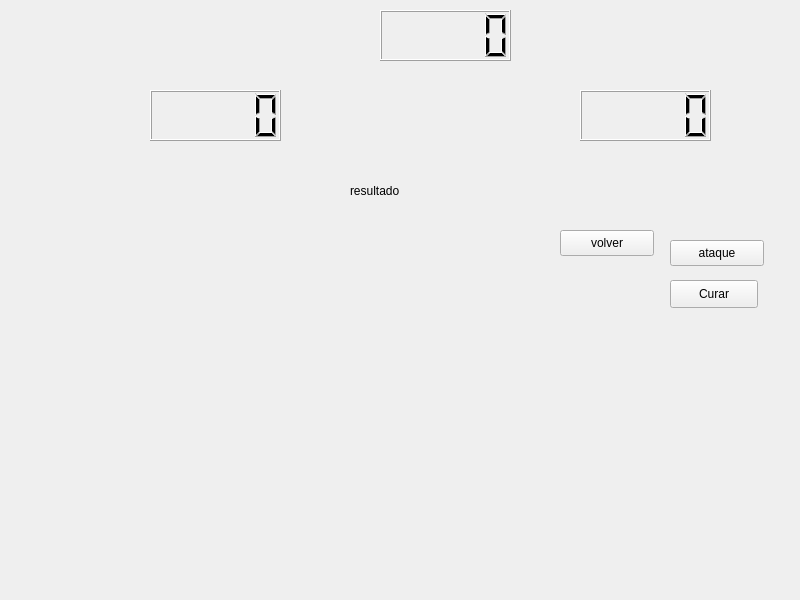
The window that PrayToWin/mainwindow.ui (tomachiro/proyecto-tel102-Pray-to-Win) describes before a commit, drawn with Qt 5.
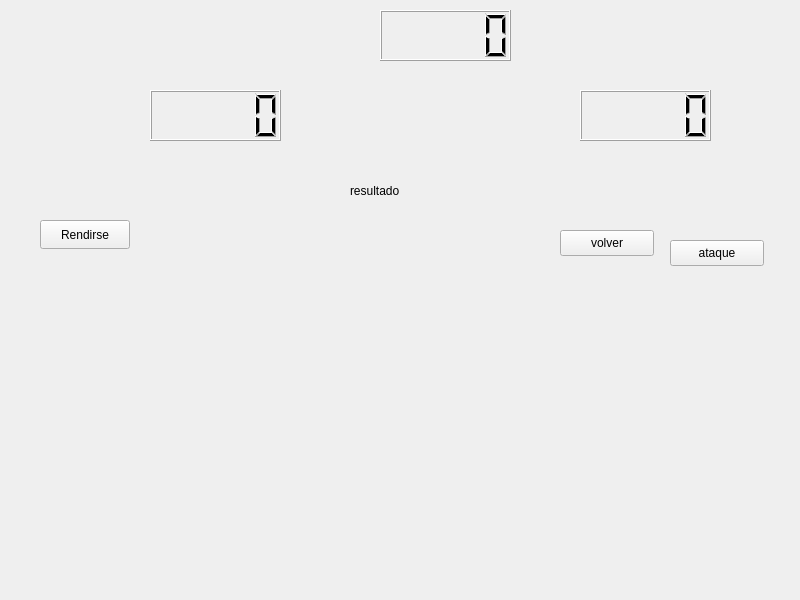
The same window after the commit. The open tabs and pages were chosen to show the change.

Commit message: Se agrega slot on_rendirse_clicked ()

What changed in the file:
```diff
--- a/PrayToWin/mainwindow.ui
+++ b/PrayToWin/mainwindow.ui
@@ -114,14 +114,14 @@
      <widget class="QPushButton" name="curacion">
       <property name="geometry">
        <rect>
-        <x>670</x>
-        <y>290</y>
-        <width>88</width>
-        <height>28</height>
+        <x>40</x>
+        <y>230</y>
+        <width>90</width>
+        <height>29</height>
        </rect>
       </property>
       <property name="text">
-       <string>Curar</string>
+       <string>Rendirse</string>
       </property>
      </widget>
     </widget>
```
Left out of the diff: 4 changed lines with no effect on the pictures.
